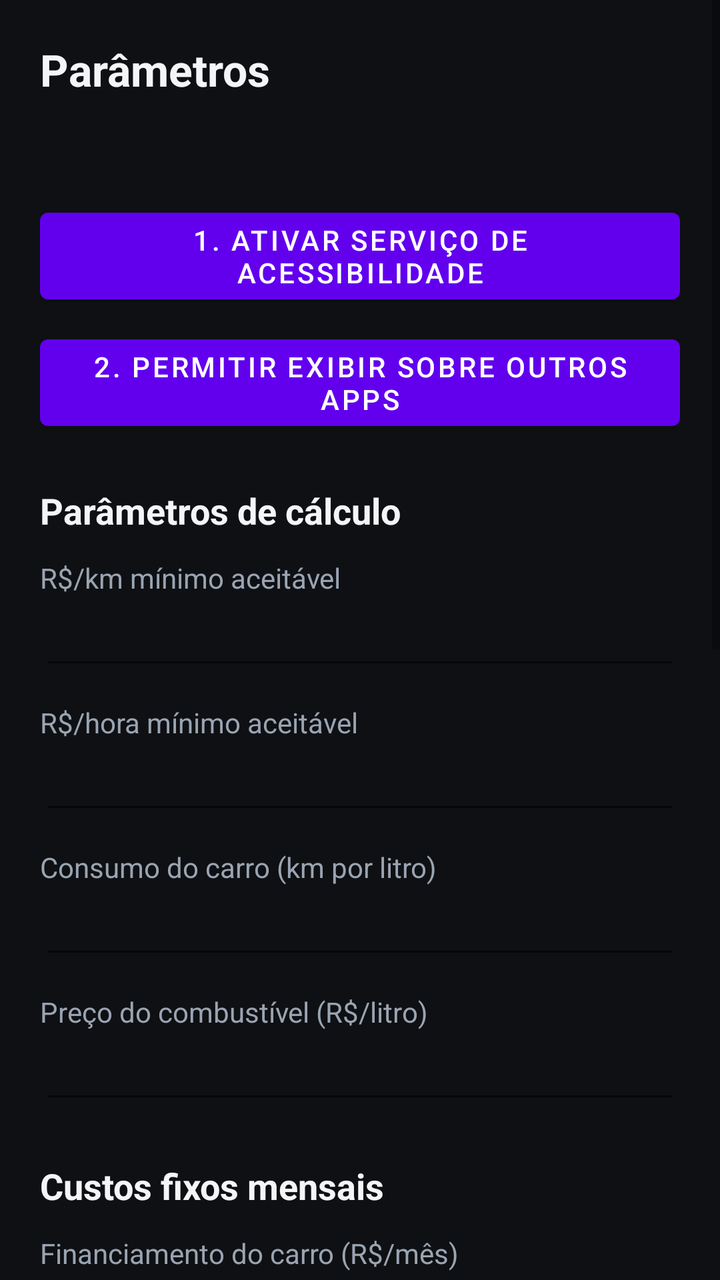
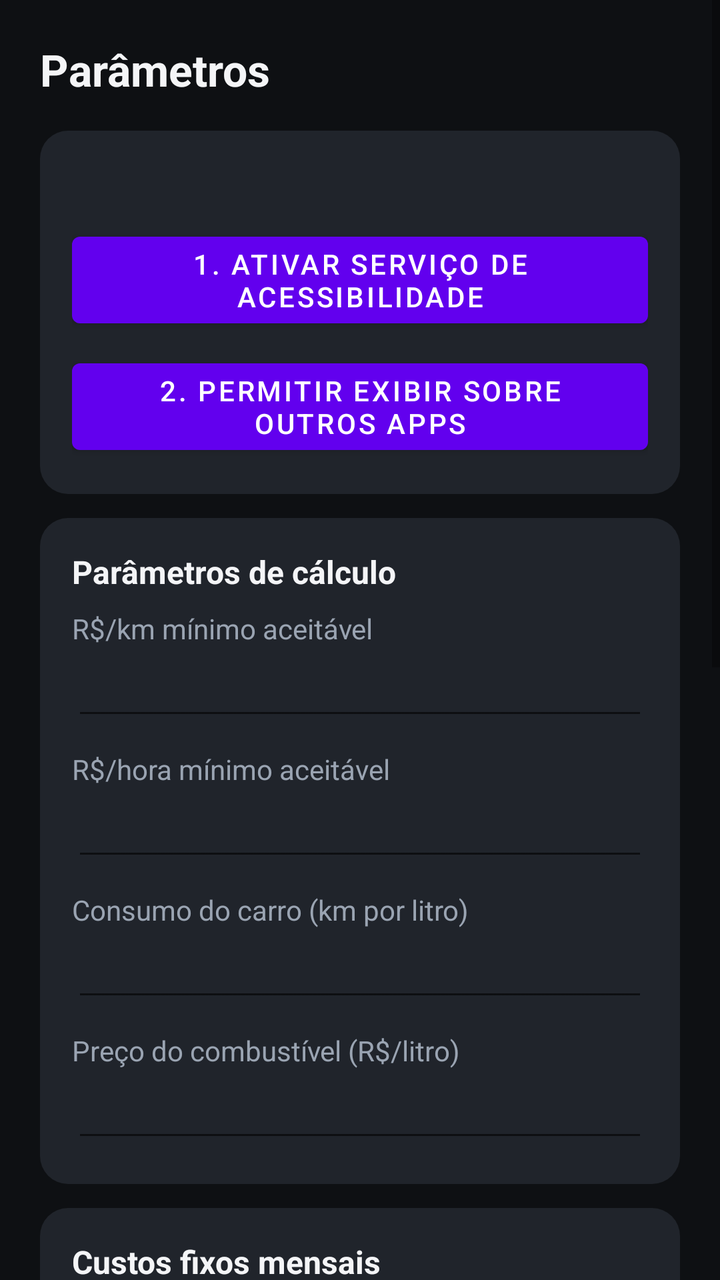

Compare the two renders of this Android layout. The source of the first and the diff that turns it into the second are given below.
<!-- AndroidManifest.xml: application theme Theme.MaterialComponents.DayNight.NoActionBar -->
<!-- res/layout/activity_parametros.xml -->
<?xml version="1.0" encoding="utf-8"?>
<ScrollView xmlns:android="http://schemas.android.com/apk/res/android"
    android:layout_width="match_parent"
    android:layout_height="match_parent"
    android:background="#0E1013">

    <LinearLayout
        android:layout_width="match_parent"
        android:layout_height="wrap_content"
        android:orientation="vertical"
        android:padding="20dp">

        <TextView
            android:layout_width="wrap_content"
            android:layout_height="wrap_content"
            android:text="Parâmetros"
            android:textColor="#F4F5F7"
            android:textSize="22sp"
            android:textStyle="bold"
            android:layout_marginBottom="16dp" />

        <TextView
            android:id="@+id/txtStatus"
            android:layout_width="match_parent"
            android:layout_height="wrap_content"
            android:textColor="#E4E7EC"
            android:layout_marginBottom="16dp" />

        <Button
            android:id="@+id/btnAtivarAcessibilidade"
            android:layout_width="match_parent"
            android:layout_height="wrap_content"
            android:text="1. Ativar serviço de acessibilidade" />

        <Button
            android:id="@+id/btnPermitirOverlay"
            android:layout_width="match_parent"
            android:layout_height="wrap_content"
            android:layout_marginTop="8dp"
            android:text="2. Permitir exibir sobre outros apps" />

        <TextView
            android:layout_width="wrap_content"
            android:layout_height="wrap_content"
            android:layout_marginTop="24dp"
            android:text="Parâmetros de cálculo"
            android:textColor="#F4F5F7"
            android:textSize="18sp"
            android:textStyle="bold" />

        <TextView
            android:layout_width="wrap_content"
            android:layout_height="wrap_content"
            android:layout_marginTop="12dp"
            android:text="R$/km mínimo aceitável"
            android:textColor="#9AA4B2" />
        <EditText
            android:id="@+id/edtMinKm"
            android:layout_width="match_parent"
            android:layout_height="wrap_content"
            android:textColor="#F4F5F7"
            android:inputType="numberDecimal" />

        <TextView
            android:layout_width="wrap_content"
            android:layout_height="wrap_content"
            android:layout_marginTop="12dp"
            android:text="R$/hora mínimo aceitável"
            android:textColor="#9AA4B2" />
        <EditText
            android:id="@+id/edtMinHora"
            android:layout_width="match_parent"
            android:layout_height="wrap_content"
            android:textColor="#F4F5F7"
            android:inputType="numberDecimal" />

        <TextView
            android:layout_width="wrap_content"
            android:layout_height="wrap_content"
            android:layout_marginTop="12dp"
            android:text="Consumo do carro (km por litro)"
            android:textColor="#9AA4B2" />
        <EditText
            android:id="@+id/edtConsumo"
            android:layout_width="match_parent"
            android:layout_height="wrap_content"
            android:textColor="#F4F5F7"
            android:inputType="numberDecimal" />

        <TextView
            android:layout_width="wrap_content"
            android:layout_height="wrap_content"
            android:layout_marginTop="12dp"
            android:text="Preço do combustível (R$/litro)"
            android:textColor="#9AA4B2" />
        <EditText
            android:id="@+id/edtPrecoCombustivel"
            android:layout_width="match_parent"
            android:layout_height="wrap_content"
            android:textColor="#F4F5F7"
            android:inputType="numberDecimal" />

        <TextView
            android:layout_width="wrap_content"
            android:layout_height="wrap_content"
            android:layout_marginTop="24dp"
            android:text="Custos fixos mensais"
            android:textColor="#F4F5F7"
            android:textSize="18sp"
            android:textStyle="bold" />

        <TextView
            android:layout_width="wrap_content"
            android:layout_height="wrap_content"
            android:layout_marginTop="12dp"
            android:text="Financiamento do carro (R$/mês)"
            android:textColor="#9AA4B2" />
        <EditText
            android:id="@+id/edtFinanciamento"
            android:layout_width="match_parent"
            android:layout_height="wrap_content"
            android:textColor="#F4F5F7"
            android:inputType="numberDecimal" />

        <TextView
            android:layout_width="wrap_content"
            android:layout_height="wrap_content"
            android:layout_marginTop="12dp"
            android:text="Seguro do carro (R$/mês)"
            android:textColor="#9AA4B2" />
        <EditText
            android:id="@+id/edtSeguro"
            android:layout_width="match_parent"
            android:layout_height="wrap_content"
            android:textColor="#F4F5F7"
            android:inputType="numberDecimal" />

        <TextView
            android:layout_width="wrap_content"
            android:layout_height="wrap_content"
            android:layout_marginTop="12dp"
            android:text="IPVA (R$/ano)"
            android:textColor="#9AA4B2" />
        <EditText
            android:id="@+id/edtIpva"
            android:layout_width="match_parent"
            android:layout_height="wrap_content"
            android:textColor="#F4F5F7"
            android:inputType="numberDecimal" />

        <TextView
            android:layout_width="wrap_content"
            android:layout_height="wrap_content"
            android:layout_marginTop="12dp"
            android:text="Licenciamento (R$/ano)"
            android:textColor="#9AA4B2" />
        <EditText
            android:id="@+id/edtLicenciamento"
            android:layout_width="match_parent"
            android:layout_height="wrap_content"
            android:textColor="#F4F5F7"
            android:inputType="numberDecimal" />

        <TextView
            android:layout_width="wrap_content"
            android:layout_height="wrap_content"
            android:layout_marginTop="12dp"
            android:text="Manutenção programada (R$/mês)"
            android:textColor="#9AA4B2" />
        <EditText
            android:id="@+id/edtManutencao"
            android:layout_width="match_parent"
            android:layout_height="wrap_content"
            android:textColor="#F4F5F7"
            android:inputType="numberDecimal" />

        <TextView
            android:layout_width="wrap_content"
            android:layout_height="wrap_content"
            android:layout_marginTop="12dp"
            android:text="Suas contas pessoais (R$/mês)"
            android:textColor="#9AA4B2" />
        <EditText
            android:id="@+id/edtContasPessoais"
            android:layout_width="match_parent"
            android:layout_height="wrap_content"
            android:textColor="#F4F5F7"
            android:inputType="numberDecimal" />

        <TextView
            android:layout_width="wrap_content"
            android:layout_height="wrap_content"
            android:layout_marginTop="12dp"
            android:text="Quantos km você roda por mês (em média)"
            android:textColor="#9AA4B2" />
        <EditText
            android:id="@+id/edtKmMes"
            android:layout_width="match_parent"
            android:layout_height="wrap_content"
            android:textColor="#F4F5F7"
            android:inputType="numberDecimal" />

        <Button
            android:id="@+id/btnSalvar"
            android:layout_width="match_parent"
            android:layout_height="wrap_content"
            android:layout_marginTop="16dp"
            android:text="Salvar configurações" />

        <TextView
            android:layout_width="wrap_content"
            android:layout_height="wrap_content"
            android:text="🐛 Último texto capturado (debug)"
            android:textColor="#F4F5F7"
            android:textStyle="bold"
            android:layout_marginTop="24dp" />

        <TextView
            android:id="@+id/txtDebug"
            android:layout_width="match_parent"
            android:layout_height="wrap_content"
            android:layout_marginTop="8dp"
            android:textColor="#9AA4B2"
            android:textIsSelectable="true"
            android:fontFamily="monospace"
            android:textSize="11sp" />

    </LinearLayout>
</ScrollView>
<!-- resources referenced by this layout -->
<resources>

</resources>

<!-- the commit's change to res/layout/activity_parametros.xml (unified diff, before → after) -->
@@ -19,211 +19,217 @@
             android:textStyle="bold"
             android:layout_marginBottom="16dp" />
 
-        <TextView
-            android:id="@+id/txtStatus"
-            android:layout_width="match_parent"
-            android:layout_height="wrap_content"
-            android:textColor="#E4E7EC"
-            android:layout_marginBottom="16dp" />
-
-        <Button
-            android:id="@+id/btnAtivarAcessibilidade"
-            android:layout_width="match_parent"
-            android:layout_height="wrap_content"
-            android:text="1. Ativar serviço de acessibilidade" />
-
-        <Button
-            android:id="@+id/btnPermitirOverlay"
-            android:layout_width="match_parent"
-            android:layout_height="wrap_content"
-            android:layout_marginTop="8dp"
-            android:text="2. Permitir exibir sobre outros apps" />
-
-        <TextView
-            android:layout_width="wrap_content"
-            android:layout_height="wrap_content"
-            android:layout_marginTop="24dp"
-            android:text="Parâmetros de cálculo"
-            android:textColor="#F4F5F7"
-            android:textSize="18sp"
-            android:textStyle="bold" />
-
-        <TextView
-            android:layout_width="wrap_content"
-            android:layout_height="wrap_content"
-            android:layout_marginTop="12dp"
-            android:text="R$/km mínimo aceitável"
-            android:textColor="#9AA4B2" />
-        <EditText
-            android:id="@+id/edtMinKm"
-            android:layout_width="match_parent"
-            android:layout_height="wrap_content"
-            android:textColor="#F4F5F7"
-            android:inputType="numberDecimal" />
-
-        <TextView
-            android:layout_width="wrap_content"
-            android:layout_height="wrap_content"
-            android:layout_marginTop="12dp"
-            android:text="R$/hora mínimo aceitável"
-            android:textColor="#9AA4B2" />
-        <EditText
-            android:id="@+id/edtMinHora"
-            android:layout_width="match_parent"
-            android:layout_height="wrap_content"
-            android:textColor="#F4F5F7"
-            android:inputType="numberDecimal" />
-
-        <TextView
-            android:layout_width="wrap_content"
-            android:layout_height="wrap_content"
-            android:layout_marginTop="12dp"
-            android:text="Consumo do carro (km por litro)"
-            android:textColor="#9AA4B2" />
-        <EditText
-            android:id="@+id/edtConsumo"
-            android:layout_width="match_parent"
-            android:layout_height="wrap_content"
-            android:textColor="#F4F5F7"
-            android:inputType="numberDecimal" />
-
-        <TextView
-            android:layout_width="wrap_content"
-            android:layout_height="wrap_content"
-            android:layout_marginTop="12dp"
-            android:text="Preço do combustível (R$/litro)"
-            android:textColor="#9AA4B2" />
-        <EditText
-            android:id="@+id/edtPrecoCombustivel"
-            android:layout_width="match_parent"
-            android:layout_height="wrap_content"
-            android:textColor="#F4F5F7"
-            android:inputType="numberDecimal" />
-
-        <TextView
-            android:layout_width="wrap_content"
-            android:layout_height="wrap_content"
-            android:layout_marginTop="24dp"
-            android:text="Custos fixos mensais"
-            android:textColor="#F4F5F7"
-            android:textSize="18sp"
-            android:textStyle="bold" />
-
-        <TextView
-            android:layout_width="wrap_content"
-            android:layout_height="wrap_content"
-            android:layout_marginTop="12dp"
-            android:text="Financiamento do carro (R$/mês)"
-            android:textColor="#9AA4B2" />
-        <EditText
-            android:id="@+id/edtFinanciamento"
-            android:layout_width="match_parent"
-            android:layout_height="wrap_content"
-            android:textColor="#F4F5F7"
-            android:inputType="numberDecimal" />
-
-        <TextView
-            android:layout_width="wrap_content"
-            android:layout_height="wrap_content"
-            android:layout_marginTop="12dp"
-            android:text="Seguro do carro (R$/mês)"
-            android:textColor="#9AA4B2" />
-        <EditText
-            android:id="@+id/edtSeguro"
-            android:layout_width="match_parent"
-            android:layout_height="wrap_content"
-            android:textColor="#F4F5F7"
-            android:inputType="numberDecimal" />
-
-        <TextView
-            android:layout_width="wrap_content"
-            android:layout_height="wrap_content"
-            android:layout_marginTop="12dp"
-            android:text="IPVA (R$/ano)"
-            android:textColor="#9AA4B2" />
-        <EditText
-            android:id="@+id/edtIpva"
-            android:layout_width="match_parent"
-            android:layout_height="wrap_content"
-            android:textColor="#F4F5F7"
-            android:inputType="numberDecimal" />
-
-        <TextView
-            android:layout_width="wrap_content"
-            android:layout_height="wrap_content"
-            android:layout_marginTop="12dp"
-            android:text="Licenciamento (R$/ano)"
-            android:textColor="#9AA4B2" />
-        <EditText
-            android:id="@+id/edtLicenciamento"
-            android:layout_width="match_parent"
-            android:layout_height="wrap_content"
-            android:textColor="#F4F5F7"
-            android:inputType="numberDecimal" />
-
-        <TextView
-            android:layout_width="wrap_content"
-            android:layout_height="wrap_content"
-            android:layout_marginTop="12dp"
-            android:text="Manutenção programada (R$/mês)"
-            android:textColor="#9AA4B2" />
-        <EditText
-            android:id="@+id/edtManutencao"
-            android:layout_width="match_parent"
-            android:layout_height="wrap_content"
-            android:textColor="#F4F5F7"
-            android:inputType="numberDecimal" />
-
-        <TextView
-            android:layout_width="wrap_content"
-            android:layout_height="wrap_content"
-            android:layout_marginTop="12dp"
-            android:text="Suas contas pessoais (R$/mês)"
-            android:textColor="#9AA4B2" />
-        <EditText
-            android:id="@+id/edtContasPessoais"
-            android:layout_width="match_parent"
-            android:layout_height="wrap_content"
-            android:textColor="#F4F5F7"
-            android:inputType="numberDecimal" />
-
-        <TextView
-            android:layout_width="wrap_content"
-            android:layout_height="wrap_content"
-            android:layout_marginTop="12dp"
-            android:text="Quantos km você roda por mês (em média)"
-            android:textColor="#9AA4B2" />
-        <EditText
-            android:id="@+id/edtKmMes"
-            android:layout_width="match_parent"
-            android:layout_height="wrap_content"
-            android:textColor="#F4F5F7"
-            android:inputType="numberDecimal" />
+        <LinearLayout
+            android:layout_width="match_parent"
+            android:layout_height="wrap_content"
+            android:orientation="vertical"
+            android:background="@drawable/bg_card_dark"
+            android:padding="16dp"
+            android:layout_marginBottom="12dp">
+
+            <TextView
+                android:id="@+id/txtStatus"
+                android:layout_width="match_parent"
+                android:layout_height="wrap_content"
+                android:textColor="#E4E7EC"
+                android:layout_marginBottom="12dp" />
+
+            <Button
+                android:id="@+id/btnAtivarAcessibilidade"
+                android:layout_width="match_parent"
+                android:layout_height="wrap_content"
+                android:text="1. Ativar serviço de acessibilidade" />
+
+            <Button
+                android:id="@+id/btnPermitirOverlay"
+                android:layout_width="match_parent"
+                android:layout_height="wrap_content"
+                android:layout_marginTop="8dp"
+                android:text="2. Permitir exibir sobre outros apps" />
+        </LinearLayout>
+
+        <LinearLayout
+            android:layout_width="match_parent"
+            android:layout_height="wrap_content"
+            android:orientation="vertical"
+            android:background="@drawable/bg_card_dark"
+            android:padding="16dp"
+            android:layout_marginBottom="12dp">
+
+            <TextView
+                android:layout_width="wrap_content"
+                android:layout_height="wrap_content"
+                android:text="Parâmetros de cálculo"
+                android:textColor="#F4F5F7"
+                android:textSize="16sp"
+                android:textStyle="bold"
+                android:layout_marginBottom="8dp" />
+
+            <TextView
+                android:layout_width="wrap_content"
+                android:layout_height="wrap_content"
+                android:text="R$/km mínimo aceitável"
+                android:textColor="#9AA4B2" />
+            <EditText
+                android:id="@+id/edtMinKm"
+                android:layout_width="match_parent"
+                android:layout_height="wrap_content"
+                android:textColor="#F4F5F7"
+                android:inputType="numberDecimal" />
+
+            <TextView
+                android:layout_width="wrap_content"
+                android:layout_height="wrap_content"
+                android:layout_marginTop="10dp"
+                android:text="R$/hora mínimo aceitável"
+                android:textColor="#9AA4B2" />
+            <EditText
+                android:id="@+id/edtMinHora"
+                android:layout_width="match_parent"
+                android:layout_height="wrap_content"
+                android:textColor="#F4F5F7"
+                android:inputType="numberDecimal" />
+
+            <TextView
+                android:layout_width="wrap_content"
+                android:layout_height="wrap_content"
+                android:layout_marginTop="10dp"
+                android:text="Consumo do carro (km por litro)"
+                android:textColor="#9AA4B2" />
+            <EditText
+                android:id="@+id/edtConsumo"
+                android:layout_width="match_parent"
+                android:layout_height="wrap_content"
+                android:textColor="#F4F5F7"
+                android:inputType="numberDecimal" />
+
+            <TextView
+                android:layout_width="wrap_content"
+                android:layout_height="wrap_content"
+                android:layout_marginTop="10dp"
+                android:text="Preço do combustível (R$/litro)"
+                android:textColor="#9AA4B2" />
+            <EditText
+                android:id="@+id/edtPrecoCombustivel"
+                android:layout_width="match_parent"
+                android:layout_height="wrap_content"
+                android:textColor="#F4F5F7"
+                android:inputType="numberDecimal" />
+        </LinearLayout>
+
+        <LinearLayout
+            android:layout_width="match_parent"
+            android:layout_height="wrap_content"
+            android:orientation="vertical"
+            android:background="@drawable/bg_card_dark"
+            android:padding="16dp"
+            android:layout_marginBottom="12dp">
+
+            <TextView
+                android:layout_width="wrap_content"
+                android:layout_height="wrap_content"
+                android:text="Custos fixos mensais"
+                android:textColor="#F4F5F7"
+                android:textSize="16sp"
+                android:textStyle="bold"
+                android:layout_marginBottom="8dp" />
+
+            <TextView
+                android:layout_width="wrap_content"
+                android:layout_height="wrap_content"
+                android:text="Financiamento do carro (R$/mês)"
+                android:textColor="#9AA4B2" />
+            <EditText
+                android:id="@+id/edtFinanciamento"
+                android:layout_width="match_parent"
+                android:layout_height="wrap_content"
+                android:textColor="#F4F5F7"
+                android:inputType="numberDecimal" />
+
+            <TextView
+                android:layout_width="wrap_content"
+                android:layout_height="wrap_content"
+                android:layout_marginTop="10dp"
+                android:text="Seguro do carro (R$/mês)"
+                android:textColor="#9AA4B2" />
+            <EditText
+                android:id="@+id/edtSeguro"
+                android:layout_width="match_parent"
+                android:layout_height="wrap_content"
+                android:textColor="#F4F5F7"
+                android:inputType="numberDecimal" />
+
+            <TextView
+                android:layout_width="wrap_content"
+                android:layout_height="wrap_content"
+                android:layout_marginTop="10dp"
+                android:text="IPVA (R$/ano)"
+                android:textColor="#9AA4B2" />
+            <EditText
+                android:id="@+id/edtIpva"
+                android:layout_width="match_parent"
+                android:layout_height="wrap_content"
+                android:textColor="#F4F5F7"
+                android:inputType="numberDecimal" />
+
+            <TextView
+                android:layout_width="wrap_content"
+                android:layout_height="wrap_content"
+                android:layout_marginTop="10dp"
+                android:text="Licenciamento (R$/ano)"
+                android:textColor="#9AA4B2" />
+            <EditText
+                android:id="@+id/edtLicenciamento"
+                android:layout_width="match_parent"
+                android:layout_height="wrap_content"
+                android:textColor="#F4F5F7"
+                android:inputType="numberDecimal" />
+
+            <TextView
+                android:layout_width="wrap_content"
+                android:layout_height="wrap_content"
+                android:layout_marginTop="10dp"
+                android:text="Manutenção programada (R$/mês)"
+                android:textColor="#9AA4B2" />
+            <EditText
+                android:id="@+id/edtManutencao"
+                android:layout_width="match_parent"
+                android:layout_height="wrap_content"
+                android:textColor="#F4F5F7"
+                android:inputType="numberDecimal" />
+
+            <TextView
+                android:layout_width="wrap_content"
+                android:layout_height="wrap_content"
+                android:layout_marginTop="10dp"
+                android:text="Suas contas pessoais (R$/mês)"
+                android:textColor="#9AA4B2" />
+            <EditText
+                android:id="@+id/edtContasPessoais"
+                android:layout_width="match_parent"
+                android:layout_height="wrap_content"
+                android:textColor="#F4F5F7"
+                android:inputType="numberDecimal" />
+
+            <TextView
+                android:layout_width="wrap_content"
+                android:layout_height="wrap_content"
+                android:layout_marginTop="10dp"
+                android:text="Quantos km você roda por mês (em média)"
+                android:textColor="#9AA4B2" />
+            <EditText
+                android:id="@+id/edtKmMes"
+                android:layout_width="match_parent"
+                android:layout_height="wrap_content"
+                android:textColor="#F4F5F7"
+                android:inputType="numberDecimal" />
+        </LinearLayout>
 
         <Button
             android:id="@+id/btnSalvar"
             android:layout_width="match_parent"
             android:layout_height="wrap_content"
-            android:layout_marginTop="16dp"
             android:text="Salvar configurações" />
-
-        <TextView
-            android:layout_width="wrap_content"
-            android:layout_height="wrap_content"
-            android:text="🐛 Último texto capturado (debug)"
-            android:textColor="#F4F5F7"
-            android:textStyle="bold"
-            android:layout_marginTop="24dp" />
-
-        <TextView
-            android:id="@+id/txtDebug"
-            android:layout_width="match_parent"
-            android:layout_height="wrap_content"
-            android:layout_marginTop="8dp"
-            android:textColor="#9AA4B2"
-            android:textIsSelectable="true"
-            android:fontFamily="monospace"
-            android:textSize="11sp" />
 
     </LinearLayout>
 </ScrollView>
<!-- resource entries referenced after the edit -->
@@ -1,5 +1,10 @@
 <!-- resources referenced by this layout -->
 <resources>
-
+  <!-- drawable bg_card_dark (drawable) -->
+  <?xml version="1.0" encoding="utf-8"?>
+  <shape xmlns:android="http://schemas.android.com/apk/res/android" android:shape="rectangle">
+      <solid android:color="#20242B" />
+      <corners android:radius="14dp" />
+  </shape>
 </resources>
 
